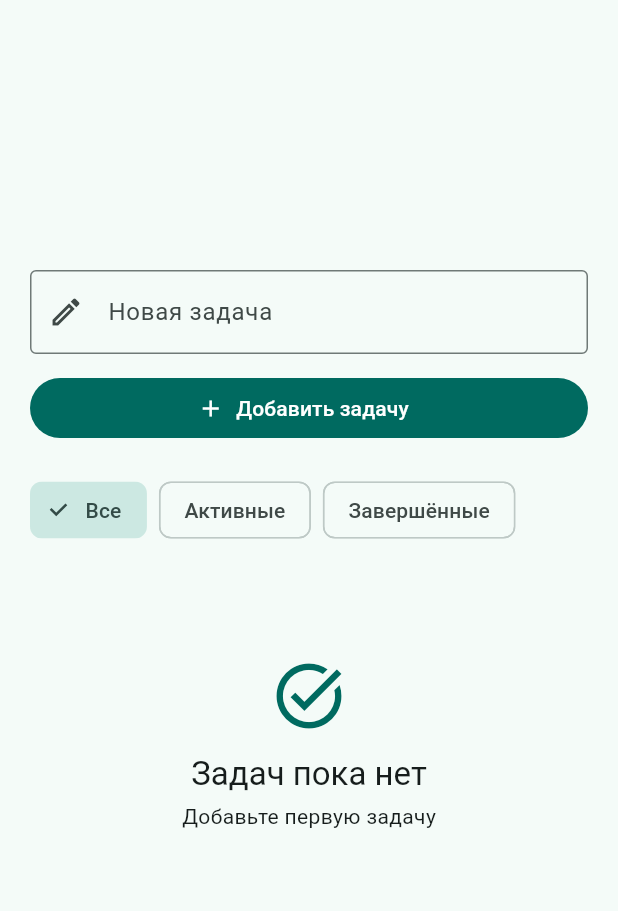
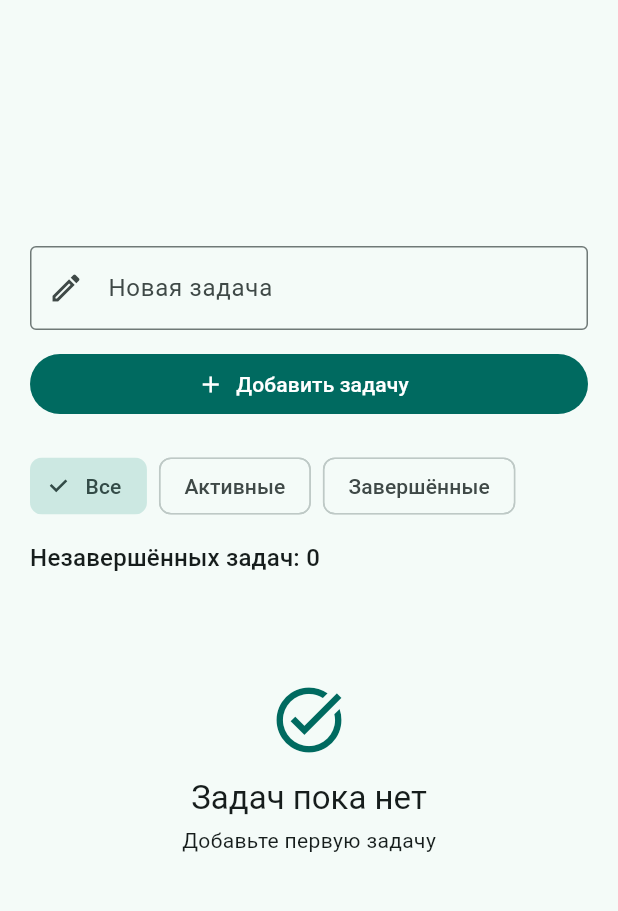
Before and after one commit to halsab/flutter-harness-lab, a Flutter app: the screen it shows after launch, on a phone screen of 412 x 824 dp, the part 63-974 px from its top. Run offline on Flutter 3.47's test engine with Material 3 defaults, Android fonts, the phone set to English and light mode, and no system bars; our stand-ins replace shared_preferences.

Commit message:
Show unfinished task count

```diff
--- a/lib/main.dart
+++ b/lib/main.dart
@@ -164,6 +164,7 @@ class _TaskListScreenState extends State<TaskListScreen> {
 
   @override
   Widget build(BuildContext context) {
+    final activeTaskCount = _tasks.where((task) => !task.isCompleted).length;
     final visibleTasks = _tasks.where((task) {
       return switch (_taskFilter) {
         _TaskFilter.all => true,
@@ -238,7 +239,15 @@ class _TaskListScreenState extends State<TaskListScreen> {
                         height: 200,
                         child: _TaskLoadError(onRetry: _loadTasks),
                       )
-                    else if (_tasks.isEmpty)
+                    else ...[
+                      Padding(
+                        padding: const EdgeInsets.only(bottom: 8),
+                        child: Text(
+                          'Незавершённых задач: $activeTaskCount',
+                          style: Theme.of(context).textTheme.titleMedium,
+                        ),
+                      ),
+                      if (_tasks.isEmpty)
                         const SizedBox(height: 240, child: _EmptyTasks())
                       else if (visibleTasks.isEmpty)
                         SizedBox(
@@ -254,6 +263,7 @@ class _TaskListScreenState extends State<TaskListScreen> {
                             onEdit: () => _editTask(task),
                             onDelete: () => _deleteTask(task),
                           ),
+                    ],
                   ],
                 ),
               ),
```
Also changed, not shown: 1 other file. Lines whose indentation alone changed are shown as unchanged.
